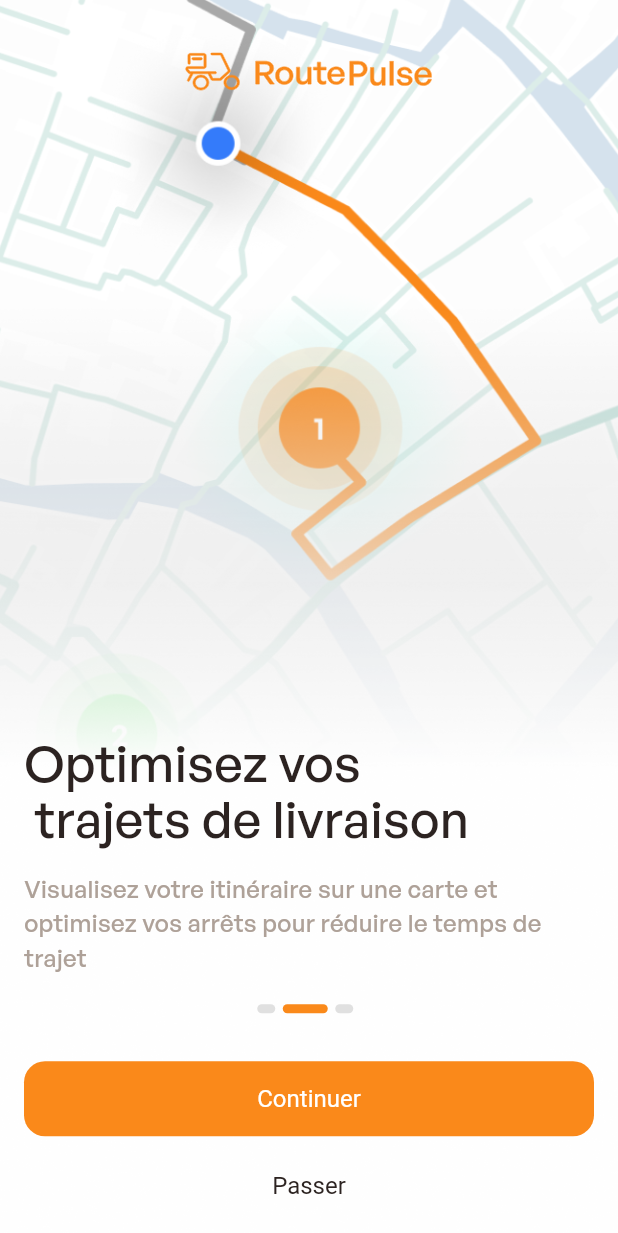
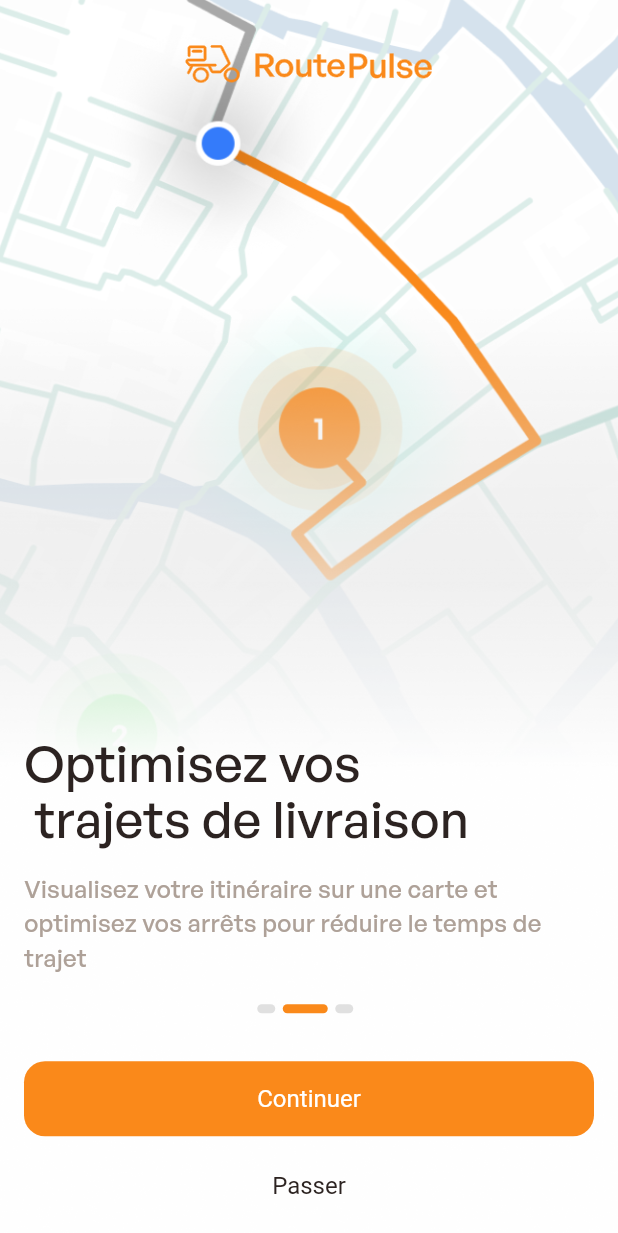
Before and after one commit to KiritoEM/routePulse, a Flutter app: the screen it shows after launch, after a tap on "Se lancer", on a phone screen of 412 x 824 dp. Shown: the top 1233 px of the screen. Run offline on Flutter 3.47's test engine with Material 3 defaults, Android fonts, the phone set to English and light mode, and no system bars; our stand-ins replace flutter_svg, go_router.

Commit message:
refractor(mobile): adjust onboarding and system UI

```diff
--- a/Mobile/lib/features/onboarding/presentation/screens/onboarding_screen.dart
+++ b/Mobile/lib/features/onboarding/presentation/screens/onboarding_screen.dart
@@ -2,7 +2,6 @@ import 'package:flutter/material.dart';
 import 'package:route_pulse_mobile/core/themes/app_colors.dart';
 import 'package:route_pulse_mobile/features/onboarding/presentation/models/slider_model.dart';
 import 'package:route_pulse_mobile/features/onboarding/presentation/widgets/onboarding_slider.dart';
-import 'package:flutter_svg/flutter_svg.dart';
 
 class OnboardingScreen extends StatelessWidget {
   const OnboardingScreen({super.key});
@@ -34,25 +33,7 @@ class OnboardingScreen extends StatelessWidget {
       backgroundColor: AppColors.background,
       extendBody: true,
       extendBodyBehindAppBar: true,
-      body: SafeArea(
-        child: Stack(
-          children: [
-            OnboardingSlider(slides: slides, onComplete: () {}),
-
-            Positioned.fill(
-              top: 35,
-              child: Align(
-                alignment: .topCenter,
-                child: SvgPicture.asset(
-                  'assets/icons/route_pulse-logo.svg',
-                  semanticsLabel: 'Logo RoutePulse',
-                  width: 165,
-                ),
-              ),
-            ),
-          ],
-        ),
-      ),
+      body: OnboardingSlider(slides: slides, onComplete: () {}),
     );
   }
 }
--- a/Mobile/lib/features/onboarding/presentation/widgets/onboarding_slider.dart
+++ b/Mobile/lib/features/onboarding/presentation/widgets/onboarding_slider.dart
@@ -2,6 +2,7 @@ import 'package:flutter/material.dart';
 import 'package:route_pulse_mobile/core/themes/app_colors.dart';
 import 'package:route_pulse_mobile/core/themes/app_typography.dart';
 import 'package:route_pulse_mobile/features/onboarding/presentation/models/slider_model.dart';
+import 'package:flutter_svg/flutter_svg.dart';
 
 class OnboardingSlider extends StatefulWidget {
   final List<SliderModel> slides;
@@ -46,9 +47,7 @@ class _OnboardingSliderState extends State<OnboardingSlider> {
 
   @override
   Widget build(BuildContext context) {
-    return Scaffold(
-      body: SafeArea(
-        child: Stack(
+    return Stack(
       children: [
         SizedBox(
           width: double.infinity,
@@ -59,6 +58,9 @@ class _OnboardingSliderState extends State<OnboardingSlider> {
           ),
         ),
 
+        SafeArea(
+          child: Stack(
+            children: [
               Column(
                 mainAxisAlignment: MainAxisAlignment.end,
                 mainAxisSize: .max,
@@ -147,9 +149,22 @@ class _OnboardingSliderState extends State<OnboardingSlider> {
                   const SizedBox(height: 8.5),
                 ],
               ),
+
+              Positioned.fill(
+                top: 30,
+                child: Align(
+                  alignment: .topCenter,
+                  child: SvgPicture.asset(
+                    'assets/icons/route_pulse-logo.svg',
+                    semanticsLabel: 'Logo RoutePulse',
+                    width: 165,
+                  ),
+                ),
+              ),
             ],
           ),
         ),
+      ],
     );
   }
 
--- a/Mobile/lib/main.dart
+++ b/Mobile/lib/main.dart
@@ -1,8 +1,14 @@
 import 'package:flutter/material.dart';
+import 'package:flutter/services.dart';
 import 'package:route_pulse_mobile/core/router/app_router.dart';
 import 'package:route_pulse_mobile/core/themes/app_theme.dart';
 
 void main() {
+  WidgetsFlutterBinding.ensureInitialized();
+  SystemChrome.setSystemUIOverlayStyle(
+    SystemUiOverlayStyle(statusBarColor: Colors.transparent),
+  );
+
   runApp(const MyApp());
 }
 
```
Also changed, not shown: 2 other files. Lines whose indentation alone changed are shown as unchanged.
